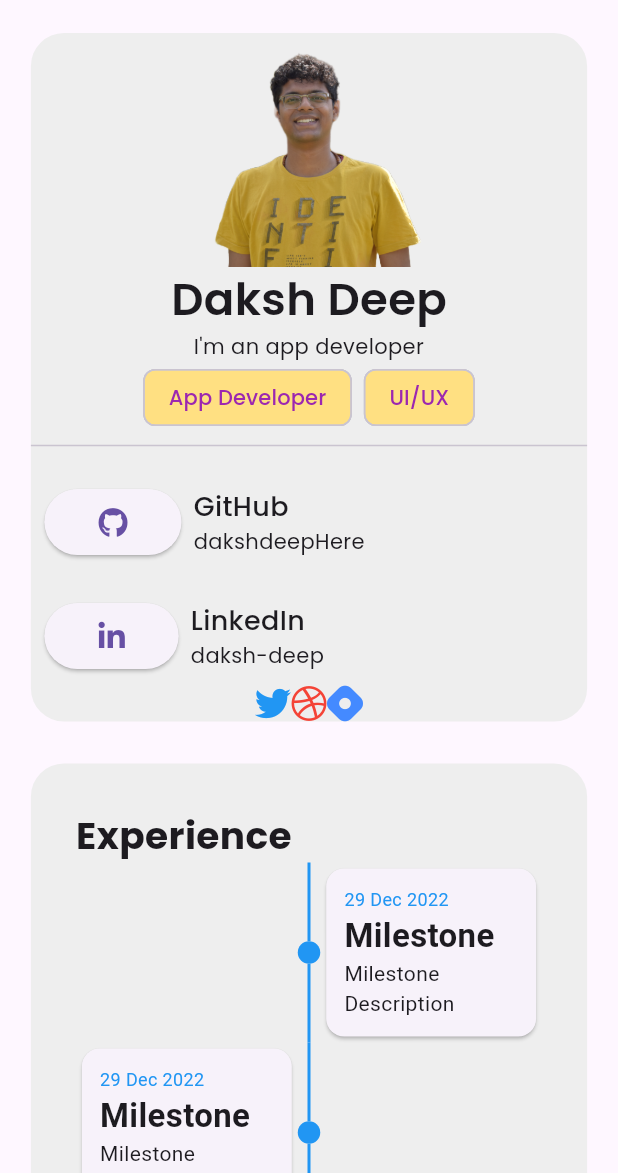
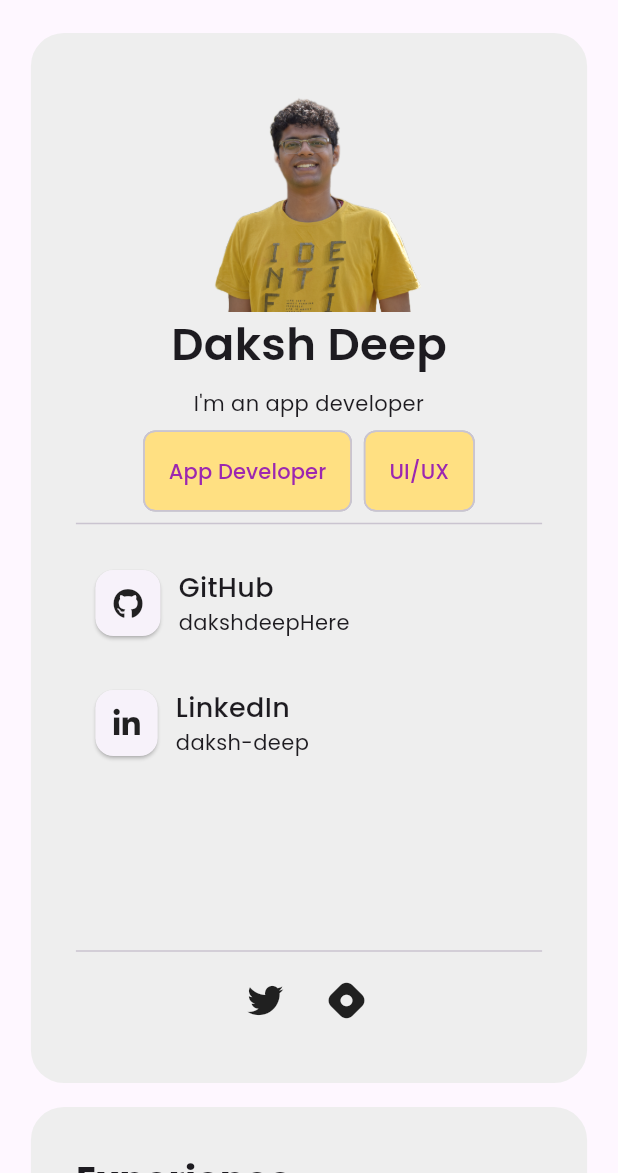
Before and after one commit to dakshdeepHERE/Portfolio_Temp, a Flutter app: the screen it shows after launch, on a phone screen of 412 x 824 dp, the part 63-1236 px from its top. Run offline on Flutter 3.47's test engine with Material 2 defaults, Android fonts, the phone set to English and light mode, and no system bars; drawn by our look-alikes of timelines; our stand-ins replace font_awesome_flutter, velocity_x; Roboto replaces fonts that are missing (addressCity); project files that could hold a hidden picture were left out.

Commit message:
fixed both education and about widgets

```diff
--- a/lib/components/about.dart
+++ b/lib/components/about.dart
@@ -2,7 +2,6 @@ import 'package:font_awesome_flutter/font_awesome_flutter.dart';
 import 'package:flutter/material.dart';
 import 'package:portfolioo/utils/mysocials.dart';
 import 'package:portfolioo/utils/ontap_anim.dart';
-import 'package:url_launcher/url_launcher.dart';
 import 'package:velocity_x/velocity_x.dart';
 
 class About extends StatefulWidget {
@@ -24,7 +23,14 @@ class _AboutState extends State<About> {
       decoration: BoxDecoration(
           color: Colors.grey.shade200,
           borderRadius: BorderRadius.circular(22.0)),
+      padding: EdgeInsets.all(
+        30.0,
+      ),
+      height: 700,
       child: Column(
+        mainAxisAlignment: MainAxisAlignment.spaceBetween,
+        children: [
+          Column(
             children: [
               Image.asset(
                 "assets/mypic.png",
@@ -37,9 +43,12 @@ class _AboutState extends State<About> {
                   fontWeight: FontWeight.w600,
                 ),
               ),
-          Text(
+              Padding(
+                padding: const EdgeInsets.symmetric(vertical: 8.0),
+                child: Text(
                   "I'm an app developer",
                   textAlign: TextAlign.center,
+                ),
               ),
               Wrap(
                 alignment: WrapAlignment.center,
@@ -47,8 +56,11 @@ class _AboutState extends State<About> {
                 runSpacing: 8.0,
                 children: [
                   Chip(
-                label: const Text(
+                    label: Padding(
+                      padding: const EdgeInsets.symmetric(vertical: 8.0),
+                      child: const Text(
                         "App Developer",
+                      ),
                     ),
                     backgroundColor: Colors.amber.shade200,
                     labelStyle:
@@ -56,7 +68,10 @@ class _AboutState extends State<About> {
                     padding: const EdgeInsets.all(8.0),
                   ),
                   Chip(
-                label: const Text('UI/UX'),
+                    label: Padding(
+                      padding: const EdgeInsets.symmetric(vertical: 8.0),
+                      child: const Text('UI/UX'),
+                    ),
                     backgroundColor: Colors.amber.shade200,
                     padding: const EdgeInsets.all(8.0),
                     labelStyle:
@@ -65,7 +80,6 @@ class _AboutState extends State<About> {
                 ],
               ),
               Divider(),
-          //
               AnimatedContact(
                   iconData: FontAwesomeIcons.github,
                   onTap: () {},
@@ -76,8 +90,14 @@ class _AboutState extends State<About> {
                   onTap: () {},
                   subtitle: 'daksh-deep',
                   title: 'LinkedIn'),
-
+            ],
+          ),
+          Column(
+            children: [
+              Divider(),
               Socials(),
+            ],
+          ),
         ],
       ),
     );
--- a/lib/components/education.dart
+++ b/lib/components/education.dart
@@ -12,9 +12,7 @@ class Education extends StatefulWidget {
 class _EducationState extends State<Education> {
   @override
   Widget build(BuildContext context) {
-    return Padding(
-      padding: const EdgeInsets.all(12.0),
-      child: Container(
+    return Container(
       width: context.screenWidth < 900
           ? context.screenWidth * 0.9
           : context.screenWidth * 0.5,
@@ -23,8 +21,10 @@ class _EducationState extends State<Education> {
         borderRadius:
             BorderRadius.circular(22), // Adjust the radius as you prefer
       ),
-        padding: const EdgeInsets.all(30.0),
-        height: 700.0,
+      padding: EdgeInsets.all(
+        30.0,
+      ),
+      height: 700,
       child: Column(
         crossAxisAlignment: CrossAxisAlignment
             .start, // Delete this if you don't want education to be on left aligned
@@ -77,7 +77,6 @@ class _EducationState extends State<Education> {
           ),
         ],
       ),
-      ),
     );
   }
 }
--- a/lib/utils/animated_icon.dart
+++ b/lib/utils/animated_icon.dart
@@ -1,20 +1,18 @@
 import 'package:flutter/material.dart';
 import 'package:font_awesome_flutter/font_awesome_flutter.dart';
 
-class AnimatedIcon extends StatefulWidget {
+class AnimatedIconButton extends StatefulWidget {
   final IconData iconData;
   final VoidCallback onTap;
-  const AnimatedIcon({
-    Key? key,
-    required this.iconData,
-    required this.onTap,
-  }) : super(key: key);
+  const AnimatedIconButton(
+      {Key? key, required this.iconData, required this.onTap})
+      : super(key: key);
 
   @override
-  State<AnimatedIcon> createState() => _AnimatedContactState();
+  State<AnimatedIconButton> createState() => _AnimatedContactState();
 }
 
-class _AnimatedContactState extends State<AnimatedIcon> {
+class _AnimatedContactState extends State<AnimatedIconButton> {
   bool isHovering = false;
   @override
   Widget build(BuildContext context) {
@@ -28,20 +26,19 @@ class _AnimatedContactState extends State<AnimatedIcon> {
       child: AnimatedContainer(
         duration: const Duration(milliseconds: 300),
         decoration: BoxDecoration(
-          color: isHovering ? Colors.grey.shade400 : Colors.grey.shade200,
+          color: isHovering ? Colors.blue.shade100 : Colors.grey.shade200,
           borderRadius: BorderRadius.circular(22.0),
           border: Border.all(
               color: isHovering ? Colors.grey : Colors.grey.shade200),
         ),
-        margin: EdgeInsets.only(top: 10.0),
-        padding: const EdgeInsets.all(8.0),
+        padding: EdgeInsets.all(8.0),
         child: Row(
           children: [
             Padding(
-              padding: const EdgeInsets.all(12.0),
+              padding: EdgeInsets.all(4.0),
               child: FaIcon(
                 widget.iconData,
-                size: 20.0,
+                size: 24.0,
               ),
             ),
           ],
--- a/lib/utils/mysocials.dart
+++ b/lib/utils/mysocials.dart
@@ -1,26 +1,23 @@
 import 'package:flutter/material.dart';
 import 'package:font_awesome_flutter/font_awesome_flutter.dart';
+import 'package:portfolioo/utils/animated_icon.dart';
 
 class Socials extends StatelessWidget {
   const Socials({super.key});
 
   @override
   Widget build(BuildContext context) {
-    return const Row(
+    return Row(
       crossAxisAlignment: CrossAxisAlignment.center,
       mainAxisAlignment: MainAxisAlignment.center,
       children: [
-        FaIcon(
-          FontAwesomeIcons.twitter,
-          color: Colors.blue,
+        AnimatedIconButton(iconData: FontAwesomeIcons.twitter, onTap: () {}),
+        const SizedBox(
+          width: 4.0,
         ),
-        FaIcon(
-          FontAwesomeIcons.dribbble,
-          color: Colors.red,
-        ),
-        FaIcon(
-          FontAwesomeIcons.hashnode,
-          color: Colors.blueAccent,
+        AnimatedIconButton(iconData: FontAwesomeIcons.hashnode, onTap: () {}),
+        const SizedBox(
+          width: 4.0,
         ),
       ],
     );
--- a/lib/utils/ontap_anim.dart
+++ b/lib/utils/ontap_anim.dart
@@ -41,8 +41,7 @@ class _AnimatedContactState extends State<AnimatedContact> {
         padding: const EdgeInsets.all(8.0),
         child: Row(
           children: [
-            ElevatedButton(
-                onPressed: () {},
+            Card(
                 child: Padding(
               padding: const EdgeInsets.all(12.0),
               child: FaIcon(
```
Lines whose indentation alone changed are shown as unchanged.
